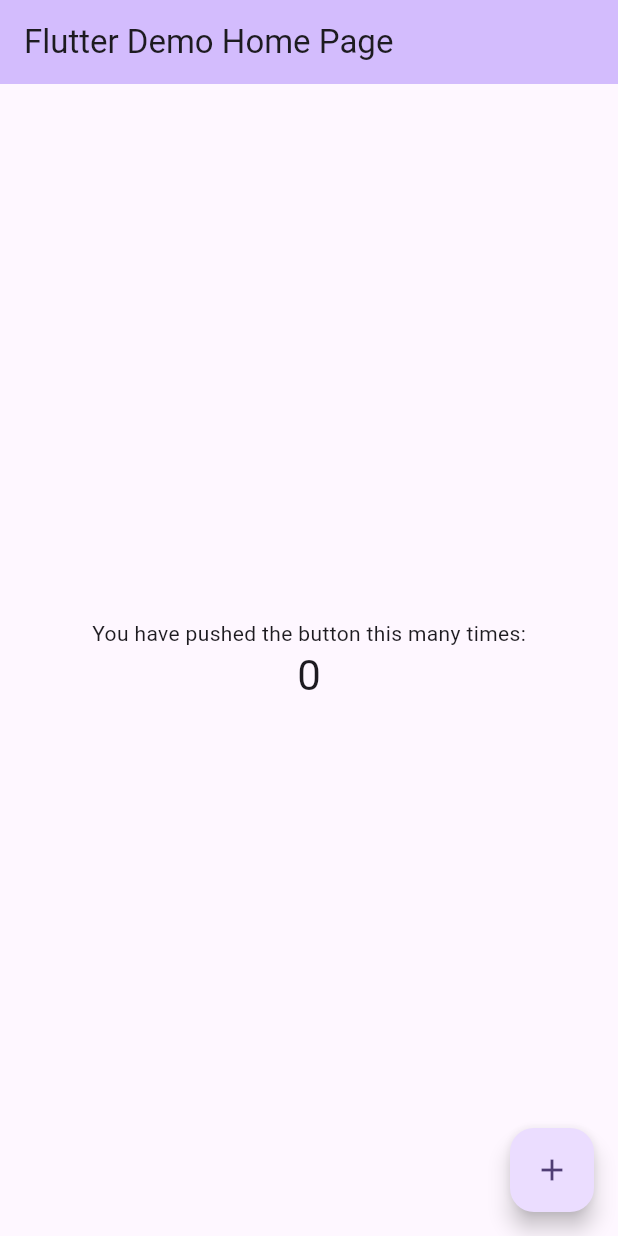
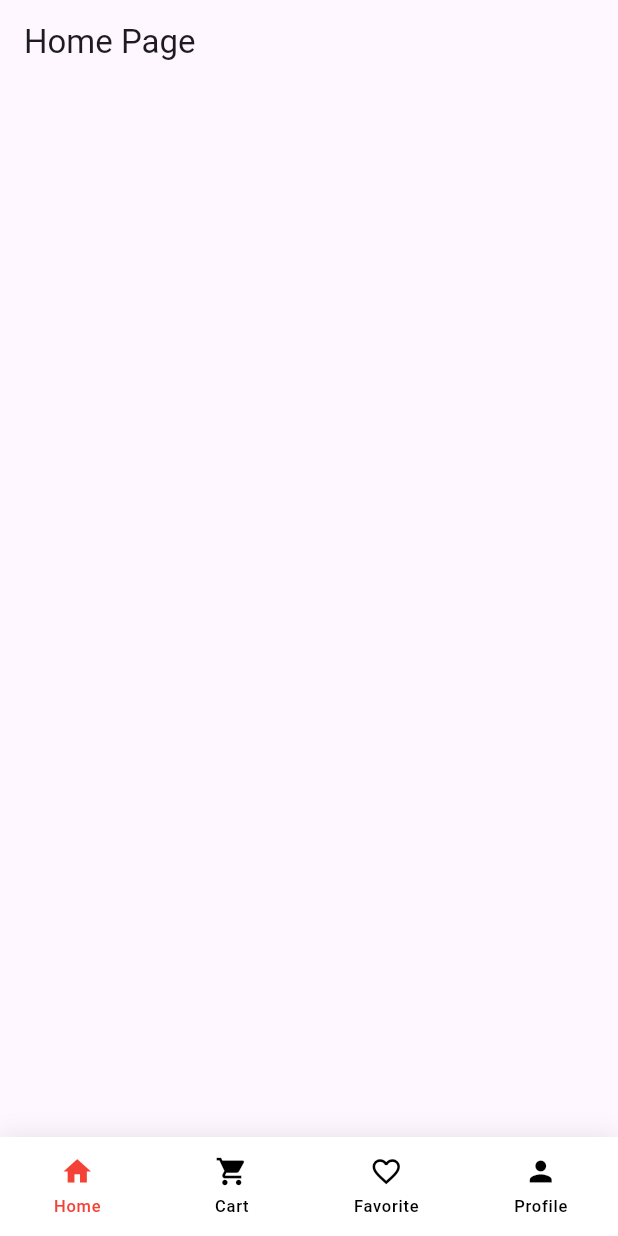
Before and after one commit to luonverak/MiniProjectFlutter12-1, a Flutter app: the screen it shows after launch, on a phone screen of 412 x 824 dp. Run offline on Flutter 3.47's test engine with Material 3 defaults, Android fonts, the phone set to English and light mode, and no system bars; our stand-ins replace awesome_bottom_bar.

Commit message:
code commit

```diff
--- a/lib/main.dart
+++ b/lib/main.dart
@@ -1,4 +1,6 @@
 import 'package:flutter/material.dart';
+
+import 'view/home_screen.dart';
 
 void main() {
   runApp(const MyApp());
@@ -10,60 +12,8 @@ class MyApp extends StatelessWidget {
   @override
   Widget build(BuildContext context) {
     return MaterialApp(
-      title: 'Flutter Demo',
-      theme: ThemeData(
-        colorScheme: ColorScheme.fromSeed(seedColor: Colors.deepPurple),
-        useMaterial3: true,
-      ),
-      home: const MyHomePage(title: 'Flutter Demo Home Page'),
+      debugShowCheckedModeBanner: false,
+      home: HomeScreen(),
     );
   }
 }
-
-class MyHomePage extends StatefulWidget {
-  const MyHomePage({super.key, required this.title});
-
-  final String title;
-
-  @override
-  State<MyHomePage> createState() => _MyHomePageState();
-}
-
-class _MyHomePageState extends State<MyHomePage> {
-  int _counter = 0;
-
-  void _incrementCounter() {
-    setState(() {
-      _counter++;
-    });
-  }
-
-  @override
-  Widget build(BuildContext context) {
-    return Scaffold(
-      appBar: AppBar(
-        backgroundColor: Theme.of(context).colorScheme.inversePrimary,
-        title: Text(widget.title),
-      ),
-      body: Center(
-        child: Column(
-          mainAxisAlignment: MainAxisAlignment.center,
-          children: <Widget>[
-            const Text(
-              'You have pushed the button this many times:',
-            ),
-            Text(
-              '$_counter',
-              style: Theme.of(context).textTheme.headlineMedium,
-            ),
-          ],
-        ),
-      ),
-      floatingActionButton: FloatingActionButton(
-        onPressed: _incrementCounter,
-        tooltip: 'Increment',
-        child: const Icon(Icons.add),
-      ),
-    );
-  }
-}
--- /dev/null
+++ b/lib/view/cart_screen.dart
@@ -0,0 +1,14 @@
+import 'package:flutter/material.dart';
+
+class CartScreen extends StatelessWidget {
+  const CartScreen({super.key});
+
+  @override
+  Widget build(BuildContext context) {
+    return Scaffold(
+      appBar: AppBar(
+        title: Text('Cart Screen'),
+      ),
+    );
+  }
+}
--- /dev/null
+++ b/lib/view/favorite_screen.dart
@@ -0,0 +1,14 @@
+import 'package:flutter/material.dart';
+
+class FavoriteScreen extends StatelessWidget {
+  const FavoriteScreen({super.key});
+
+  @override
+  Widget build(BuildContext context) {
+    return Scaffold(
+      appBar: AppBar(
+        title: Text('Favorite Screen'),
+      ),
+    );
+  }
+}
--- /dev/null
+++ b/lib/view/home_page.dart
@@ -0,0 +1,14 @@
+import 'package:flutter/material.dart';
+
+class HomePage extends StatelessWidget {
+  const HomePage({super.key});
+
+  @override
+  Widget build(BuildContext context) {
+    return Scaffold(
+      appBar: AppBar(
+        title: Text('Home Page'),
+      ),
+    );
+  }
+}
--- /dev/null
+++ b/lib/view/home_screen.dart
@@ -0,0 +1,61 @@
+import 'package:awesome_bottom_bar/awesome_bottom_bar.dart';
+import 'package:flutter/material.dart';
+import 'package:project1/view/cart_screen.dart';
+import 'package:project1/view/favorite_screen.dart';
+import 'package:project1/view/home_page.dart';
+import 'package:project1/view/profile_screen.dart';
+
+class HomeScreen extends StatefulWidget {
+  const HomeScreen({super.key});
+
+  @override
+  State<HomeScreen> createState() => _HomeScreenState();
+}
+
+class _HomeScreenState extends State<HomeScreen> {
+  int index = 0;
+  final List listScreen = [
+    HomePage(),
+    CartScreen(),
+    FavoriteScreen(),
+    ProfileScreen(),
+  ];
+  @override
+  Widget build(BuildContext context) {
+    return Scaffold(
+      body: Center(
+        child: listScreen[index],
+      ),
+      bottomNavigationBar: BottomBarFloating(
+        items: items,
+        backgroundColor: Colors.white,
+        color: Colors.black,
+        colorSelected: Colors.red,
+        indexSelected: index,
+        paddingVertical: 24,
+        onTap: (int index) => setState(() {
+          this.index = index;
+        }),
+      ),
+    );
+  }
+
+  final List<TabItem> items = const [
+    TabItem(
+      icon: Icons.home,
+      title: 'Home',
+    ),
+    TabItem(
+      icon: Icons.shopping_cart,
+      title: 'Cart',
+    ),
+    TabItem(
+      icon: Icons.favorite_border,
+      title: 'Favorite',
+    ),
+    TabItem(
+      icon: Icons.person,
+      title: 'Profile',
+    ),
+  ];
+}
--- /dev/null
+++ b/lib/view/profile_screen.dart
@@ -0,0 +1,14 @@
+import 'package:flutter/material.dart';
+
+class ProfileScreen extends StatelessWidget {
+  const ProfileScreen({super.key});
+
+  @override
+  Widget build(BuildContext context) {
+    return Scaffold(
+      appBar: AppBar(
+        title: Text('Profile Screen'),
+      ),
+    );
+  }
+}
--- a/pubspec.yaml
+++ b/pubspec.yaml
@@ -35,6 +35,7 @@ dependencies:
   # The following adds the Cupertino Icons font to your application.
   # Use with the CupertinoIcons class for iOS style icons.
   cupertino_icons: ^1.0.2
+  awesome_bottom_bar: ^1.2.4
 
 dev_dependencies:
   flutter_test:
```
Also changed, not shown: pubspec.lock.
